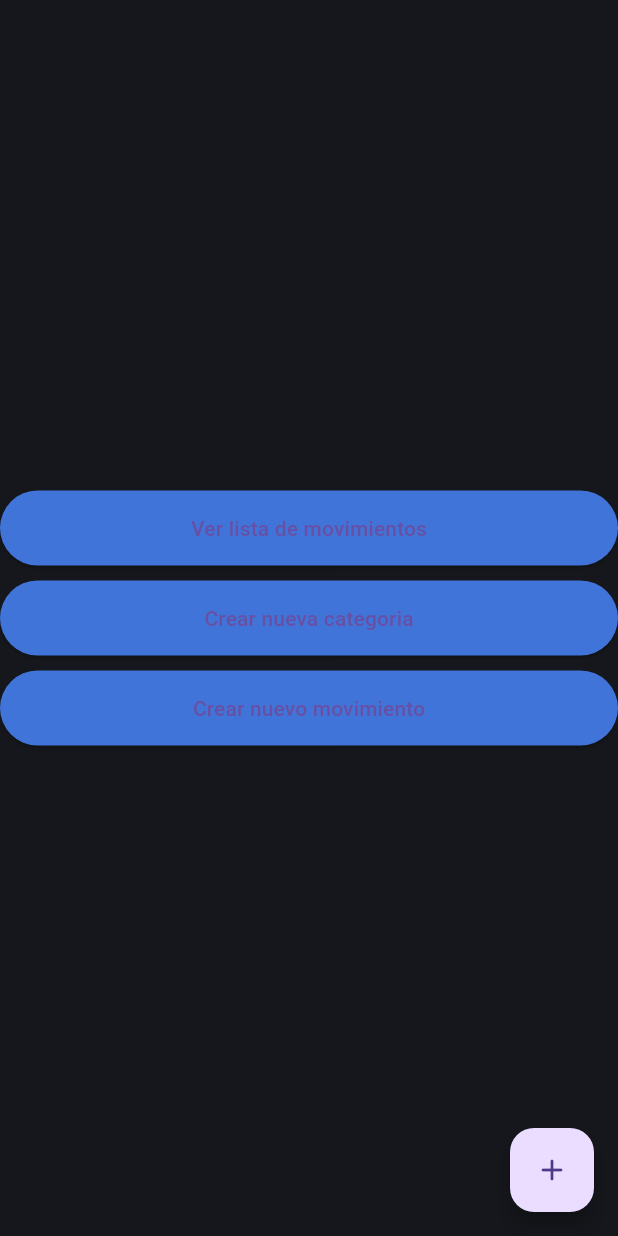
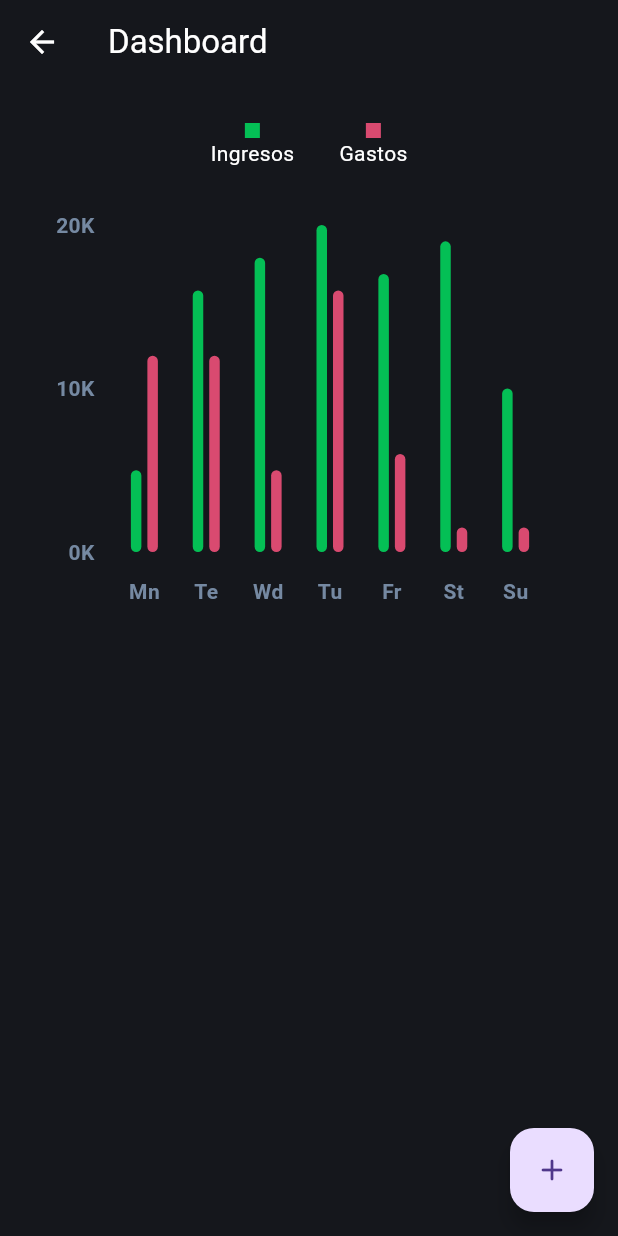
Before and after one commit to Diiiegor/financia-front, a Flutter app: the DashboardPage screen opened by its route, on a phone screen of 412 x 824 dp. Run offline on Flutter 3.47's test engine with Material 3 defaults, Android fonts, the phone set to English and light mode, and no system bars; drawn by our look-alikes of fl_chart; our stand-ins replace emoji_picker_flutter, flutter_svg, get, get_storage, shimmer; missing offline and left inert: dart:ffi; accounts and stored records are empty.

Commit message:
Add chart visualization and shimmer loading for dashboard
- Integrated `fl_chart` for creating a bar chart of incomes and spendings
- Added `shimmer` package for loading state placeholders
- Created `SpendingsIncomesChartController` to manage chart data
- Implemented `ShimmerIncomesSpendingsChart` for loading state
- Updated `DashboardPage` to include the new chart widget
- Added new shimmer-related colors to `FinanciaColors`

```diff
--- a/app/lib/src/UIKit/financia_colors.dart
+++ b/app/lib/src/UIKit/financia_colors.dart
@@ -8,7 +8,9 @@ enum FinanciaColors {
   mainBg,
   bgSecondary,
   buttonPrimaryDisabled,
-  buttonSecondaryDisabled
+  buttonSecondaryDisabled,
+  shimmerBase,
+  shimmerHighlight
 }
 
 extension FinanciaColorsExtension on FinanciaColors {
@@ -22,5 +24,7 @@ extension FinanciaColorsExtension on FinanciaColors {
 
     FinanciaColors.mainBg => const Color(0xFF15171C),
     FinanciaColors.bgSecondary => const Color(0xFF1D1F27),
+    FinanciaColors.shimmerBase => const Color(0xFF1D1F27),
+    FinanciaColors.shimmerHighlight => const Color(0xFF2A2D37),
   };
 }
--- /dev/null
+++ b/app/lib/src/UIKit/shimmers/shimmer_incomes_spendings_chart.dart
@@ -0,0 +1,24 @@
+import 'package:flutter/material.dart';
+import 'package:shimmer/shimmer.dart';
+import 'package:app/src/UIKit/financia_colors.dart';
+
+class ShimmerIncomesSpendingsChart extends StatelessWidget {
+  const ShimmerIncomesSpendingsChart({super.key});
+
+  @override
+  Widget build(BuildContext context) {
+    return SizedBox(
+      width: double.infinity,
+      height: 300,
+      child: Shimmer.fromColors(
+        baseColor: FinanciaColors.shimmerBase.color,
+        highlightColor: FinanciaColors.shimmerHighlight.color,
+        child: Container(
+          width: double.infinity,
+          height: 100.0,
+          color: Colors.grey.shade300,
+        ),
+      ),
+    );
+  }
+}
--- /dev/null
+++ b/app/lib/src/pages/dashboard/controllers/spendings_incomes_chart_controller.dart
@@ -0,0 +1,65 @@
+import 'package:get/get.dart';
+import 'package:fl_chart/fl_chart.dart';
+import 'package:flutter/material.dart';
+import 'package:app/src/UIKit/financia_colors.dart';
+
+class SpendingsIncomesChartController extends GetxController {
+  final double width = 7;
+  final Color leftBarColor = FinanciaColors.buttonSecondary.color;
+  final Color rightBarColor = FinanciaColors.buttonPrimary.color;
+  final Color avgColor = Colors.orange;
+
+  final RxList<BarChartGroupData> showingBarGroups = <BarChartGroupData>[].obs;
+
+  @override
+  void onInit() {
+    super.onInit();
+    initializeBarGroups();
+  }
+
+  void initializeBarGroups() {
+    final barGroup1 = makeGroupData(0, 5, 12);
+    final barGroup2 = makeGroupData(1, 16, 12);
+    final barGroup3 = makeGroupData(2, 18, 5);
+    final barGroup4 = makeGroupData(3, 20, 16);
+    final barGroup5 = makeGroupData(4, 17, 6);
+    final barGroup6 = makeGroupData(5, 19, 1.5);
+    final barGroup7 = makeGroupData(6, 10, 1.5);
+
+    final items = [
+      barGroup1,
+      barGroup2,
+      barGroup3,
+      barGroup4,
+      barGroup5,
+      barGroup6,
+      barGroup7,
+    ];
+
+    showingBarGroups.value = items;
+  }
+
+  BarChartGroupData makeGroupData(int x, double y1, double y2) {
+    return BarChartGroupData(
+      barsSpace: 4,
+      x: x,
+      barRods: [
+        BarChartRodData(
+          toY: y1,
+          color: leftBarColor,
+          width: width,
+        ),
+        BarChartRodData(
+          toY: y2,
+          color: rightBarColor,
+          width: width,
+        ),
+      ],
+    );
+  }
+
+  //TODO: Redirect to the movements list page
+  void handleBarTouchCallback(FlTouchEvent event, BarTouchResponse? response) {
+
+  }
+}
--- a/app/lib/src/pages/dashboard/dashboard_page.dart
+++ b/app/lib/src/pages/dashboard/dashboard_page.dart
@@ -1,49 +1,31 @@
+import 'package:app/src/UIKit/financia_appbar.dart';
 import 'package:app/src/pages/dashboard/controllers/dashboard_controller.dart';
+import 'package:app/src/pages/dashboard/widgets/spendings_incomes_chart.dart';
 import 'package:flutter/material.dart';
 import 'package:get/get.dart';
+import 'package:app/src/UIKit/shimmers/shimmer_incomes_spendings_chart.dart';
 
 class DashboardPage extends StatelessWidget {
   DashboardPage({super.key});
-  final DashboardController dashboardController = Get.put(DashboardController());
+  final DashboardController dashboardController =
+      Get.put(DashboardController());
   @override
   Widget build(BuildContext context) {
     return Scaffold(
+        appBar: FinanciaAppBar(title: "Dashboard", onBack: () {}),
         floatingActionButton: const FloatingActionButton(
           onPressed: null,
           child: Icon(Icons.add_rounded),
         ),
-        body: Center(
-          child: Column(
-            mainAxisAlignment: MainAxisAlignment.center,
-            children: [
-              ElevatedButton(
-                  onPressed: dashboardController.handleClickMovements,
-                  style: const ButtonStyle(
-                    backgroundColor: const WidgetStatePropertyAll(
-                        Color.fromRGBO(65, 116, 217, 1)),
-                    minimumSize:
-                        const WidgetStatePropertyAll(Size(double.infinity, 50)),
-                  ),
-                  child: const Text("Ver lista de movimientos")),
-              const SizedBox(height: 10),
-              ElevatedButton(
-                  onPressed: dashboardController.handleClickNewCategory,
-                  style: const ButtonStyle(
-                      backgroundColor: WidgetStatePropertyAll(
-                          Color.fromRGBO(65, 116, 217, 1)),
-                      minimumSize:
-                          WidgetStatePropertyAll(Size(double.infinity, 50))),
-                  child: const Text("Crear nueva categoria")),
-              const SizedBox(height: 10),
-              ElevatedButton(
-                  onPressed: dashboardController.handleClickNewMovement,
-                  style: const ButtonStyle(
-                      backgroundColor: WidgetStatePropertyAll(
-                          Color.fromRGBO(65, 116, 217, 1)),
-                      minimumSize:
-                          WidgetStatePropertyAll(Size(double.infinity, 50))),
-                  child: const Text("Crear nuevo movimiento")),
-            ],
+        body: Container(
+          padding:const  EdgeInsets.symmetric(horizontal: 20,vertical: 10),
+          child:  SingleChildScrollView(
+            child: Column(
+              children: [
+               // ShimmerIncomesSpendingsChart(),
+                SpendingsIncomesChart(),
+              ],
+            ),
           ),
         ));
   }
--- /dev/null
+++ b/app/lib/src/pages/dashboard/widgets/spendings_incomes_chart.dart
@@ -0,0 +1,135 @@
+import 'package:fl_chart/fl_chart.dart';
+import 'package:flutter/material.dart';
+import 'package:get/get.dart';
+import 'package:app/src/pages/dashboard/controllers/spendings_incomes_chart_controller.dart';
+
+class SpendingsIncomesChart extends StatelessWidget {
+  SpendingsIncomesChart({super.key});
+  final SpendingsIncomesChartController controller =
+      Get.put(SpendingsIncomesChartController());
+  @override
+  Widget build(BuildContext context) {
+    return AspectRatio(
+      aspectRatio: 1,
+      child: Padding(
+        padding: const EdgeInsets.all(16),
+        child: Column(
+          crossAxisAlignment: CrossAxisAlignment.stretch,
+          children: <Widget>[
+            renderLegend(),
+            const SizedBox(height: 38),
+            Expanded(
+              child: GetBuilder<SpendingsIncomesChartController>(
+                builder: (controller) => BarChart(
+                  BarChartData(
+                    maxY: 20,
+                    barTouchData: BarTouchData(
+                      touchTooltipData: BarTouchTooltipData(
+                        getTooltipItem: (a, b, c, d) => null,
+                      ),
+                      touchCallback: controller.handleBarTouchCallback,
+                    ),
+                    titlesData: FlTitlesData(
+                      show: true,
+                      rightTitles: const AxisTitles(
+                        sideTitles: SideTitles(showTitles: false),
+                      ),
+                      topTitles: const AxisTitles(
+                        sideTitles: SideTitles(showTitles: false),
+                      ),
+                      bottomTitles: AxisTitles(
+                        sideTitles: SideTitles(
+                          showTitles: true,
+                          getTitlesWidget: bottomTitles,
+                          reservedSize: 42,
+                        ),
+                      ),
+                      leftTitles: AxisTitles(
+                        sideTitles: SideTitles(
+                          showTitles: true,
+                          reservedSize: 28,
+                          interval: 10,
+                          getTitlesWidget: leftTitles,
+                        ),
+                      ),
+                    ),
+                    borderData: FlBorderData(show: false),
+                    barGroups: controller.showingBarGroups,
+                    gridData: const FlGridData(show: false),
+                  ),
+                ),
+              ),
+            ),
+            const SizedBox(height: 12),
+          ],
+        ),
+      ),
+    );
+  }
+
+  Widget leftTitles(double value, TitleMeta meta) {
+    const style = TextStyle(
+      color: Color(0xff7589a2),
+      fontWeight: FontWeight.bold,
+      fontSize: 14,
+    );
+    String text = '${value.toInt()}K';
+    return SideTitleWidget(
+      axisSide: meta.axisSide,
+      space: 1,
+      child: Text(text, style: style),
+    );
+  }
+
+  Widget bottomTitles(double value, TitleMeta meta) {
+    final titles = <String>['Mn', 'Te', 'Wd', 'Tu', 'Fr', 'St', 'Su'];
+    final Widget text = Text(
+      titles[value.toInt()],
+      style: const TextStyle(
+          color: Color(0xff7589a2), fontWeight: FontWeight.bold, fontSize: 14),
+    );
+
+    return SideTitleWidget(
+      axisSide: meta.axisSide,
+      space: 16,
+      child: text,
+    );
+  }
+
+  Widget renderLegend() {
+    return Row(
+      mainAxisAlignment: MainAxisAlignment.center,
+      children: [
+        Column(
+          children: [
+            Container(
+              width: 10,
+              height: 10,
+              color: controller.leftBarColor,
+            ),
+            const Text(
+              'Ingresos',
+              style: TextStyle(color: Colors.white),
+            ),
+          ],
+        ),
+        const SizedBox(
+          width: 30,
+        ),
+        Column(
+          children: [
+            Container(
+              width: 10,
+              height: 10,
+              color: controller.rightBarColor,
+            ),
+            const Text(
+              'Gastos',
+              style: TextStyle(color: Colors.white),
+            ),
+          ],
+        )
+      ],
+    );
+  }
+}
--- a/app/pubspec.yaml
+++ b/app/pubspec.yaml
@@ -35,6 +35,9 @@ dependencies:
   emoji_picker_flutter:
   flutter_svg:
   intl:
+  shimmer: ^3.0.0
+  fl_chart: ^0.66.0
+
 
 
   # The following adds the Cupertino Icons font to your application.
```
Also changed, not shown: app/pubspec.lock.
